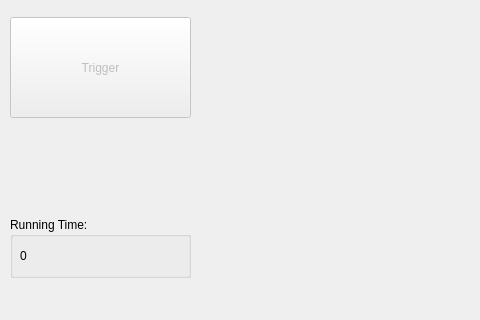
The window that ChronosVirtualObject/mainwindow.ui (RI-SE/ATOS) describes before a commit, drawn with Qt 5; both pictures show x 0 to 480 and y 680 to 1000 of the 1200 by 1000 pixel window.
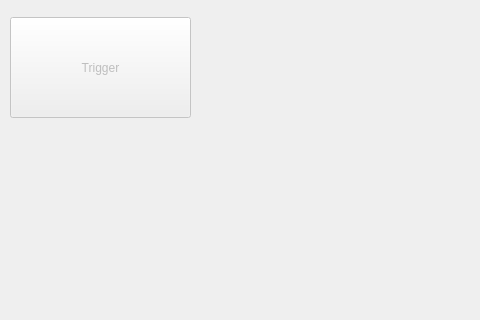
The same window after the commit. Icons and pictures are not drawn. Custom widgets are drawn as their Qt base class.

Commit message: Updated the interface between GUI and the virtual object

What changed in the file:
```diff
--- a/ChronosVirtualObject/mainwindow.ui
+++ b/ChronosVirtualObject/mainwindow.ui
@@ -156,32 +156,6 @@
      </property>
     </widget>
    </widget>
-   <widget class="QGroupBox" name="groupBox_2">
-    <property name="geometry">
-     <rect>
-      <x>10</x>
-      <y>880</y>
-      <width>181</width>
-      <height>61</height>
-     </rect>
-    </property>
-    <property name="title">
-     <string>Running Time:</string>
-    </property>
-    <widget class="QLabel" name="lab_runtime">
-     <property name="geometry">
-      <rect>
-       <x>10</x>
-       <y>30</y>
-       <width>67</width>
-       <height>17</height>
-      </rect>
-     </property>
-     <property name="text">
-      <string>0</string>
-     </property>
-    </widget>
-   </widget>
    <widget class="QPushButton" name="init_vobj">
     <property name="geometry">
      <rect>
```
Left out of the diff: 2 changed lines with no effect on the pictures. The commit also changes 4 other files.
